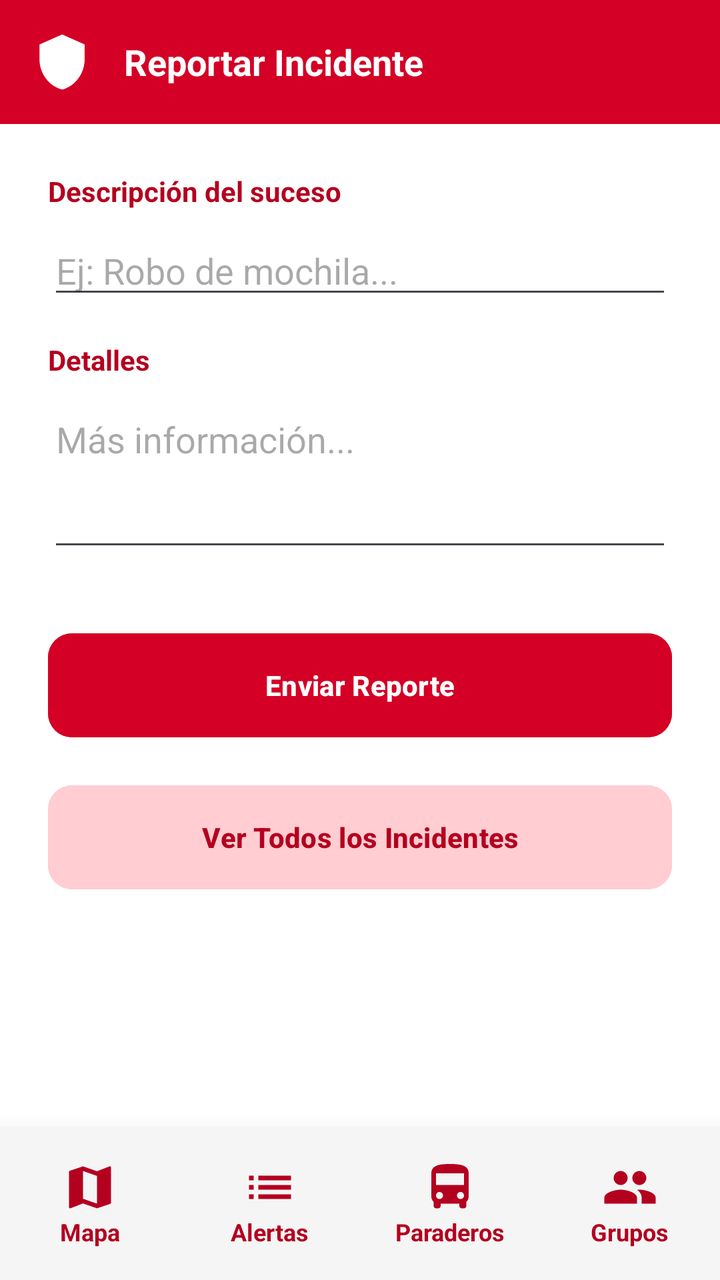
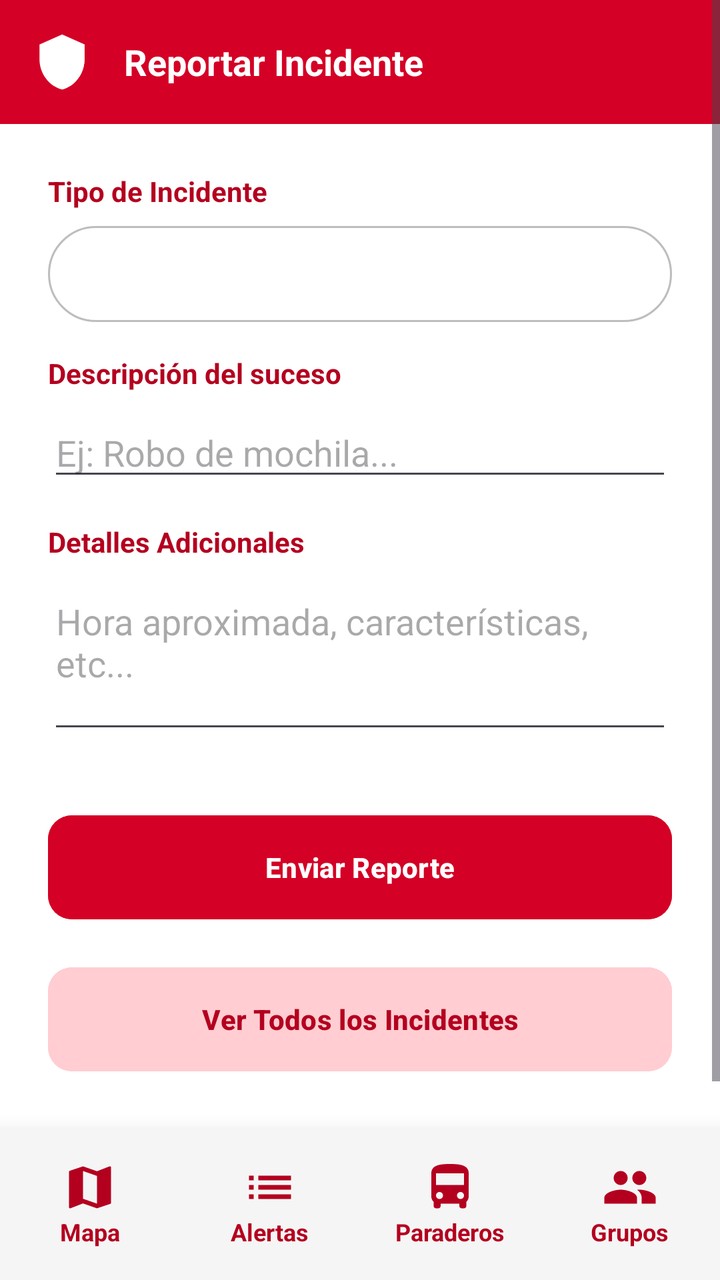

Screens rendered from an Android XML layout before and after an edit, with the pre-edit source and the edit as a unified diff.
<!-- AndroidManifest.xml: application theme Theme.INASAFE -->
<!-- res/layout/activity_report.xml -->
<?xml version="1.0" encoding="utf-8"?>
<RelativeLayout xmlns:android="http://schemas.android.com/apk/res/android"
    xmlns:app="http://schemas.android.com/apk/res-auto"
    xmlns:tools="http://schemas.android.com/tools"
    android:layout_width="match_parent"
    android:layout_height="match_parent"
    android:background="@color/white"
    tools:context=".ReportActivity">

    
    <include
        android:id="@+id/bottomNavigation"
        layout="@layout/layout_bottom_nav"
        android:layout_width="match_parent"
        android:layout_height="wrap_content"
        android:layout_alignParentBottom="true" />

    <ScrollView
        android:layout_width="match_parent"
        android:layout_height="match_parent"
        android:layout_above="@id/bottomNavigation">

        <LinearLayout
            android:layout_width="match_parent"
            android:layout_height="wrap_content"
            android:orientation="vertical">

            
            <LinearLayout
                android:layout_width="match_parent"
                android:layout_height="wrap_content"
                android:background="@color/ina_red"
                android:orientation="horizontal"
                android:padding="16dp"
                android:gravity="center_vertical">

                <ImageView
                    android:layout_width="30dp"
                    android:layout_height="30dp"
                    android:src="@drawable/ic_shield"
                    app:tint="@color/white" />

                <TextView
                    android:layout_width="wrap_content"
                    android:layout_height="wrap_content"
                    android:text="Reportar Incidente"
                    android:textColor="@color/white"
                    android:textSize="18sp"
                    android:textStyle="bold"
                    android:layout_marginStart="16dp"/>
            </LinearLayout>

            <LinearLayout
                android:layout_width="match_parent"
                android:layout_height="wrap_content"
                android:orientation="vertical"
                android:padding="24dp">

                <TextView
                    android:layout_width="wrap_content"
                    android:layout_height="wrap_content"
                    android:text="Descripción del suceso"
                    android:textColor="@color/ina_red_dark"
                    android:textStyle="bold"
                    android:layout_marginBottom="8dp"/>

                <EditText
                    android:id="@+id/etDescription"
                    android:layout_width="match_parent"
                    android:layout_height="wrap_content"
                    android:hint="Ej: Robo de mochila..."
                    android:inputType="textCapSentences"
                    android:layout_marginBottom="16dp"/>

                <TextView
                    android:layout_width="wrap_content"
                    android:layout_height="wrap_content"
                    android:text="Detalles"
                    android:textColor="@color/ina_red_dark"
                    android:textStyle="bold"
                    android:layout_marginBottom="8dp"/>

                <EditText
                    android:id="@+id/etDetails"
                    android:layout_width="match_parent"
                    android:layout_height="wrap_content"
                    android:hint="Más información..."
                    android:inputType="textMultiLine"
                    android:lines="3"
                    android:gravity="top|start"
                    android:layout_marginBottom="32dp"/>

                <Button
                    android:id="@+id/btnSendReport"
                    android:layout_width="match_parent"
                    android:layout_height="60dp"
                    android:text="Enviar Reporte"
                    android:backgroundTint="@color/ina_red"
                    android:textColor="@color/white"
                    android:textStyle="bold"
                    app:cornerRadius="12dp"
                    android:layout_marginBottom="16dp"/>

                <Button
                    android:id="@+id/btnViewAll"
                    android:layout_width="match_parent"
                    android:layout_height="60dp"
                    android:text="Ver Todos los Incidentes"
                    android:backgroundTint="@color/ina_pink"
                    android:textColor="@color/ina_red_dark"
                    android:textStyle="bold"
                    app:cornerRadius="12dp"
                    android:layout_marginBottom="24dp"/>

            </LinearLayout>
        </LinearLayout>
    </ScrollView>

</RelativeLayout>
<!-- res/layout/layout_bottom_nav.xml (included above) -->
<?xml version="1.0" encoding="utf-8"?>
<LinearLayout xmlns:android="http://schemas.android.com/apk/res/android"
    xmlns:app="http://schemas.android.com/apk/res-auto"
    android:id="@+id/bottomNavigation"
    android:layout_width="match_parent"
    android:layout_height="wrap_content"
    android:orientation="horizontal"
    android:background="#F5F5F5"
    android:elevation="16dp"
    android:paddingVertical="8dp">

    
    <LinearLayout
        android:id="@+id/btnNavMap"
        android:layout_width="0dp"
        android:layout_height="wrap_content"
        android:layout_weight="1"
        android:orientation="vertical"
        android:gravity="center"
        android:background="?attr/selectableItemBackground"
        android:clickable="true"
        android:padding="8dp">

        <ImageView
            android:layout_width="28dp"
            android:layout_height="28dp"
            android:src="@drawable/ic_map_icon"
            app:tint="@color/ina_red_dark"/>
        
        <TextView
            android:layout_width="wrap_content"
            android:layout_height="wrap_content"
            android:text="Mapa"
            android:textSize="12sp"
            android:textColor="@color/ina_red_dark"
            android:textStyle="bold"/>
    </LinearLayout>

    
    <LinearLayout
        android:id="@+id/btnNavList"
        android:layout_width="0dp"
        android:layout_height="wrap_content"
        android:layout_weight="1"
        android:orientation="vertical"
        android:gravity="center"
        android:background="?attr/selectableItemBackground"
        android:clickable="true"
        android:padding="8dp">

        <ImageView
            android:layout_width="28dp"
            android:layout_height="28dp"
            android:src="@drawable/ic_list_icon"
            app:tint="@color/ina_red_dark"/>
        
        <TextView
            android:layout_width="wrap_content"
            android:layout_height="wrap_content"
            android:text="Alertas"
            android:textSize="12sp"
            android:textColor="@color/ina_red_dark"
            android:textStyle="bold"/>
    </LinearLayout>

    
    <LinearLayout
        android:id="@+id/btnNavBus"
        android:layout_width="0dp"
        android:layout_height="wrap_content"
        android:layout_weight="1"
        android:orientation="vertical"
        android:gravity="center"
        android:background="?attr/selectableItemBackground"
        android:clickable="true"
        android:padding="8dp">

        <ImageView
            android:layout_width="28dp"
            android:layout_height="28dp"
            android:src="@drawable/ic_bus"
            app:tint="@color/ina_red_dark"/>
        
        <TextView
            android:layout_width="wrap_content"
            android:layout_height="wrap_content"
            android:text="Paraderos"
            android:textSize="12sp"
            android:textColor="@color/ina_red_dark"
            android:textStyle="bold"/>
    </LinearLayout>
    
     
    <LinearLayout
        android:id="@+id/btnNavGroups"
        android:layout_width="0dp"
        android:layout_height="wrap_content"
        android:layout_weight="1"
        android:orientation="vertical"
        android:gravity="center"
        android:background="?attr/selectableItemBackground"
        android:clickable="true"
        android:padding="8dp">

        <ImageView
            android:layout_width="28dp"
            android:layout_height="28dp"
            android:src="@drawable/ic_group"
            app:tint="@color/ina_red_dark"/>
        
        <TextView
            android:layout_width="wrap_content"
            android:layout_height="wrap_content"
            android:text="Grupos"
            android:textSize="12sp"
            android:textColor="@color/ina_red_dark"
            android:textStyle="bold"/>
    </LinearLayout>

</LinearLayout>
<!-- resources referenced by this layout -->
<resources>
  <color name="ina_pink">#FFCDD2</color>
  <color name="ina_red">#D40026</color>
  <color name="ina_red_dark">#B4001F</color>
  <color name="white">#FFFFFFFF</color>
  <!-- drawable ic_bus (drawable) -->
  <vector xmlns:android="http://schemas.android.com/apk/res/android"
      android:width="24dp"
      android:height="24dp"
      android:viewportWidth="24"
      android:viewportHeight="24">
      <path
          android:fillColor="#FFFFFF"
          android:pathData="M4,16c0,0.88 0.39,1.67 1,2.22V20c0,0.55 0.45,1 1,1h1c0.55,0 1,-0.45 1,-1v-1h8v1c0,0.55 0.45,1 1,1h1c0.55,0 1,-0.45 1,-1v-1.78c0.61,-0.55 1,-1.34 1,-2.22V6c0,-3.5 -3.58,-4 -8,-4S4,2.5 4,6v10zM7.5,17c-0.83,0 -1.5,-0.67 -1.5,-1.5S6.67,14 7.5,14s1.5,0.67 1.5,1.5S8.33,17 7.5,17zM16.5,17c-0.83,0 -1.5,-0.67 -1.5,-1.5s0.67,-1.5 1.5,-1.5s1.5,0.67 1.5,1.5S17.33,17 16.5,17zM18,11H6V6h12v5z"/>
  </vector>
  <!-- drawable ic_group (drawable) -->
  <vector xmlns:android="http://schemas.android.com/apk/res/android"
      android:width="24dp"
      android:height="24dp"
      android:viewportWidth="24"
      android:viewportHeight="24"
      android:tint="#000000">
    <path
        android:fillColor="@android:color/white"
        android:pathData="M16,11c1.66,0 2.99,-1.34 2.99,-3S17.66,5 16,5c-1.66,0 -3,1.34 -3,3s1.34,3 3,3zM8,11c1.66,0 2.99,-1.34 2.99,-3S9.66,5 8,5C6.34,5 5,6.34 5,8s1.34,3 3,3zM8,13c-2.33,0 -7,1.17 -7,3.5V19h14v-2.5c0,-2.33 -4.67,-3.5 -7,-3.5zM16,13c-0.29,0 -0.62,0.02 -0.97,0.05 1.16,0.84 1.97,1.97 1.97,3.45V19h6v-2.5c0,-2.33 -4.67,-3.5 -7,-3.5z"/>
  </vector>
  <!-- drawable ic_list_icon (drawable) -->
  <vector xmlns:android="http://schemas.android.com/apk/res/android"
      android:width="24dp"
      android:height="24dp"
      android:viewportWidth="24"
      android:viewportHeight="24">
      <path
          android:fillColor="#B71C12"
          android:pathData="M3,13h2v-2H3v2zm0,4h2v-2H3v2zm0,-8h2V7H3v2zm4,4h14v-2H7v2zm0,4h14v-2H7v2zM7,7v2h14V7H7z"/>
  </vector>
  <!-- drawable ic_map_icon (drawable) -->
  <vector xmlns:android="http://schemas.android.com/apk/res/android"
      android:width="24dp"
      android:height="24dp"
      android:viewportWidth="24"
      android:viewportHeight="24">
      <path
          android:fillColor="#B71C12"
          android:pathData="M20.5,3l-0.16,0.03L15,5.1 9,3 3.36,4.9c-0.21,0.07 -0.36,0.25 -0.36,0.48V20.5c0,0.28 0.22,0.5 0.5,0.5l0.16,-0.03L9,18.9l6,2.1 5.64,-1.9c0.21,-0.07 0.36,-0.25 0.36,-0.48V3.5c0,-0.28 -0.22,-0.5 -0.5,-0.5zM15,19l-6,-2.11V5l6,2.11V19z"/>
  </vector>
  <style name="Theme.INASAFE" parent="Base.Theme.INASAFE" />
  <style name="Base.Theme.INASAFE" parent="Theme.Material3.DayNight.NoActionBar">
          
          
      </style>
  <!-- unchanged entries left out for length: 1 -->
</resources>

<!-- the commit's change to res/layout/activity_report.xml (unified diff, before → after) -->
@@ -59,6 +59,23 @@
                 <TextView
                     android:layout_width="wrap_content"
                     android:layout_height="wrap_content"
+                    android:text="Tipo de Incidente"
+                    android:textColor="@color/ina_red_dark"
+                    android:textStyle="bold"
+                    android:layout_marginBottom="8dp"/>
+
+                <Spinner
+                    android:id="@+id/spinnerType"
+                    android:layout_width="match_parent"
+                    android:layout_height="wrap_content"
+                    android:minHeight="48dp"
+                    android:background="@drawable/bg_chat_input"
+                    android:layout_marginBottom="16dp"
+                    android:spinnerMode="dropdown"/>
+
+                <TextView
+                    android:layout_width="wrap_content"
+                    android:layout_height="wrap_content"
                     android:text="Descripción del suceso"
                     android:textColor="@color/ina_red_dark"
                     android:textStyle="bold"
@@ -75,7 +92,7 @@
                 <TextView
                     android:layout_width="wrap_content"
                     android:layout_height="wrap_content"
-                    android:text="Detalles"
+                    android:text="Detalles Adicionales"
                     android:textColor="@color/ina_red_dark"
                     android:textStyle="bold"
                     android:layout_marginBottom="8dp"/>
@@ -84,7 +101,7 @@
                     android:id="@+id/etDetails"
                     android:layout_width="match_parent"
                     android:layout_height="wrap_content"
-                    android:hint="Más información..."
+                    android:hint="Hora aproximada, características, etc..."
                     android:inputType="textMultiLine"
                     android:lines="3"
                     android:gravity="top|start"
<!-- resource entries referenced after the edit -->
@@ -4,6 +4,13 @@
   <color name="ina_red">#D40026</color>
   <color name="ina_red_dark">#B4001F</color>
   <color name="white">#FFFFFFFF</color>
+  <!-- drawable bg_chat_input (drawable) -->
+  <?xml version="1.0" encoding="utf-8"?>
+  <shape xmlns:android="http://schemas.android.com/apk/res/android">
+      <solid android:color="@color/white"/>
+      <corners android:radius="24dp"/>
+      <stroke android:width="1dp" android:color="#BDBDBD"/>
+  </shape>
   <!-- drawable ic_bus (drawable) -->
   <vector xmlns:android="http://schemas.android.com/apk/res/android"
       android:width="24dp"
